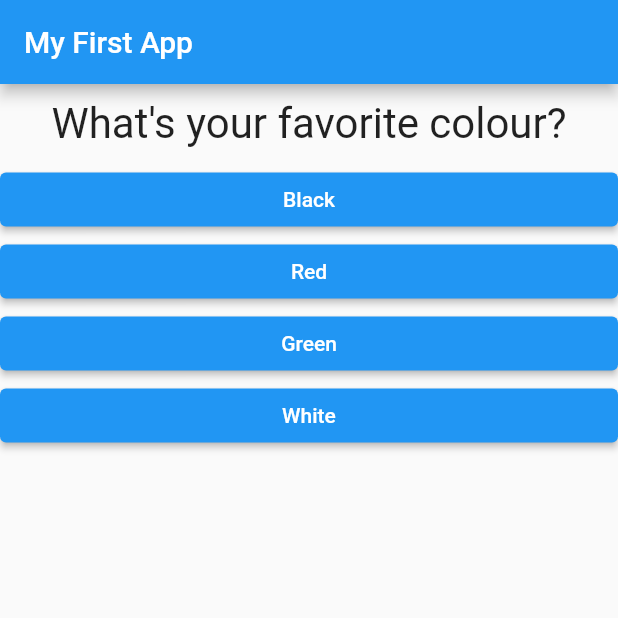
After one commit to ArpanManna98/Personlity_Check_App, a Flutter app: the screen it shows after launch, on a phone screen of 412 x 824 dp, the top half of it. The commit adds this screen. Run offline on Flutter 3.47's test engine with Material 2 defaults, Android fonts, the phone set to English and light mode, and no system bars.

Commit message:
App ready but changes needed

```diff
--- a/lib/main.dart
+++ b/lib/main.dart
@@ -1,6 +1,9 @@
 import 'package:flutter/material.dart';
-import './question.dart';
-import './answer.dart';
+import 'package:personality_checker/result.dart';
+//import './question.dart';
+//import './answer.dart';
+import './quiz.dart';
+import './result.dart';
 
 //void main() {
 //runApp(MyApp());
@@ -17,47 +20,73 @@ class MyApp extends StatefulWidget {
 }
 
 class _MyAppState extends State<MyApp> {
+  final _questions = const [
+    {
+      'questionText': 'What\'s your favorite colour?',
+      'answers': [
+        {'text': 'Black', 'score': 10},
+        {'text': 'Red', 'score': 5},
+        {'text': 'Green', 'score': 3},
+        {'text': 'White', 'score': 1},
+      ],
+    },
+    {
+      'questionText': 'What\'s your favorite animal?',
+      'answers': [
+        {'text': 'Rabbit', 'score': 3},
+        {'text': 'Snake', 'score': 11},
+        {'text': 'Elephant', 'score': 5},
+        {'text': 'Lion', 'score': 9},
+      ],
+    },
+    {
+      'questionText': 'What\'s your favorite book?',
+      'answers': [
+        {'text': 'Comedy', 'score': 1},
+        {'text': 'Horror', 'score': 1},
+        {'text': 'Adventure', 'score': 1},
+        {'text': 'Detective', 'score': 1},
+      ],
+    },
+  ];
   var _questionIndex = 0;
+  var _totalScore = 0;
 
-  void _answerQuestion() {
+  void _resetQuiz() {
+    setState(() {
+      _questionIndex = 0;
+      _totalScore = 0;
+    });
+  }
+
+  void _answerQuestion(int score) {
+    _totalScore = _totalScore + score;
+
     setState(() {
       _questionIndex = _questionIndex + 1;
     });
     print(_questionIndex);
+    if (_questionIndex < _questions.length) {
+      print('We have more questions');
+    } else {
+      print("No more Questions");
+    }
   }
 
   @override
   Widget build(BuildContext context) {
-    var questions = [
-      {
-        'questionText': 'What\'s your favorite colour?',
-        'answers': ['Black', 'Red', 'Green', 'White'],
-      },
-      {
-        'questionText': 'What\'s your favorite animal?',
-        'answers': ['Rabbit', 'Snake', 'Elephant', 'Lion'],
-      },
-      {
-        'questionText': 'What\'s your favorite book?',
-        'answers': ['Comedy', 'Horror', 'Adventure', 'Detective'],
-      },
-    ];
     return MaterialApp(
       home: Scaffold(
         appBar: AppBar(
           title: Text('My First App'),
         ),
-        body: Column(
-          children: [
-            Question(
-              questions[_questionIndex]['questionText'] as String,
-            ),
-            ...(questions[_questionIndex]['answers'] as List<String>)
-                .map((answer) {
-              return Answer(_answerQuestion, answer);
-            }).toList()
-          ],
-        ),
+        body: _questionIndex < _questions.length
+            ? Quiz(
+                answerQuestion: _answerQuestion,
+                questionIndex: _questionIndex,
+                questions: _questions,
+              )
+            : Result(_totalScore, _resetQuiz),
       ),
     );
   }
--- /dev/null
+++ b/lib/quiz.dart
@@ -0,0 +1,31 @@
+import 'package:flutter/material.dart';
+import './answer.dart';
+import './question.dart';
+
+class Quiz extends StatelessWidget {
+  final List<Map<String, Object>> questions;
+  final Function(int) answerQuestion;
+  final int questionIndex;
+
+  Quiz({
+    @required this.questions,
+    @required this.answerQuestion,
+    @required this.questionIndex,
+  });
+
+  @override
+  Widget build(BuildContext context) {
+    return Column(
+      children: [
+        Question(
+          questions[questionIndex]['questionText'] as String,
+        ),
+        ...(questions[questionIndex]['answers'] as List<Map<String, Object>>)
+            .map((answer) {
+          return Answer(
+              () => answerQuestion(answer['score']), answer['text'] as String);
+        }).toList()
+      ],
+    );
+  }
+}
--- a/pubspec.yaml
+++ b/pubspec.yaml
@@ -20,7 +20,7 @@ publish_to: 'none' # Remove this line if you wish to publish to pub.dev
 version: 1.0.0+1
 
 environment:
-  sdk: '>=2.18.4 <3.0.0'
+  sdk: '>=2.11.0 <3.0.0'
 
 # Dependencies specify other packages that your package needs in order to work.
 # To automatically upgrade your package dependencies to the latest versions
```
Also changed, not shown: lib/result.dart (added, +41 -0 lines), pubspec.lock.
